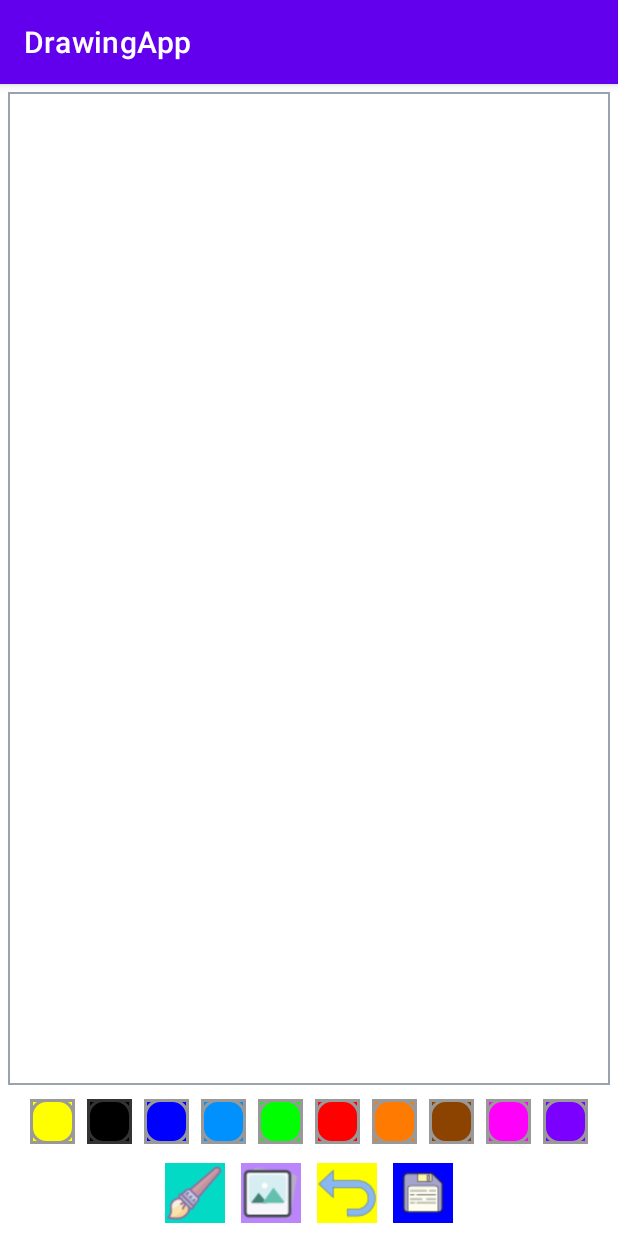
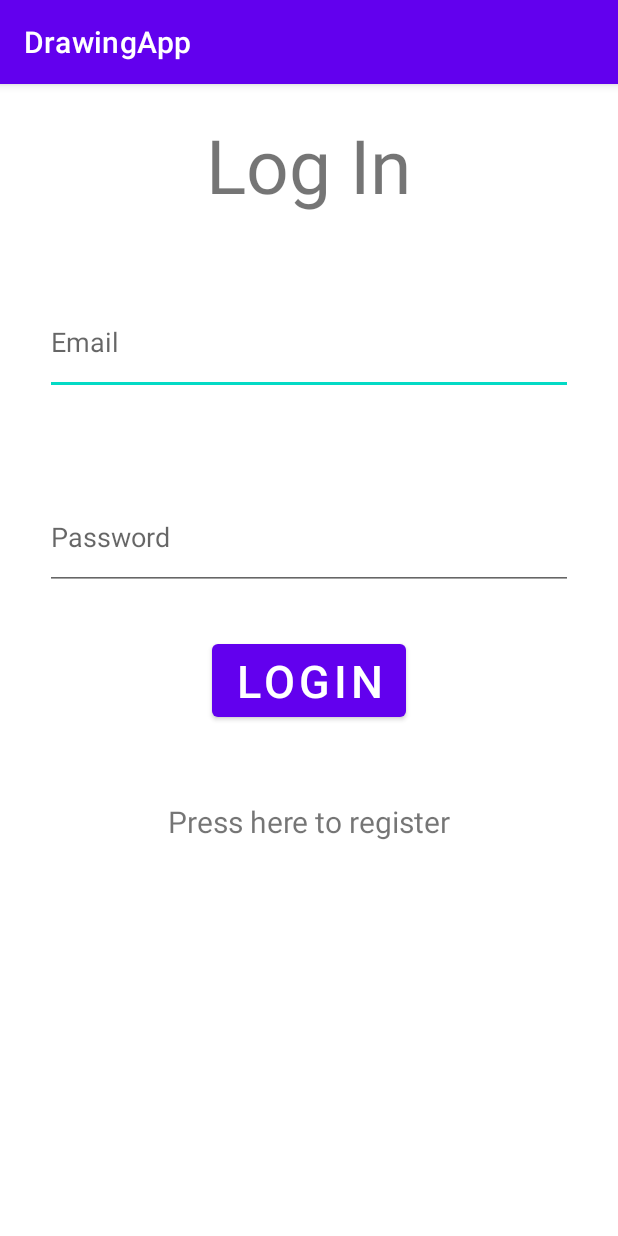
Before and after one commit to GhostDog788/DrawingAppHome, an Android app: the screen it shows after launch (MainActivity before the commit, LoginActivity after it), on a phone screen of 412 x 824 dp. Run offline under Robolectric (Android 15) with nearby library versions, the phone set to English and light mode, and no system bars; our stand-ins replace Firebase (no records; nobody signed in at launch, a user with empty details on screens opened directly).

Commit message:
new CustomPath v1

```diff
--- a/app/src/main/java/il/ghostdog/drawingapp/DrawingView.kt
+++ b/app/src/main/java/il/ghostdog/drawingapp/DrawingView.kt
@@ -101,7 +101,7 @@ class DrawingView(context: Context, attrs: AttributeSet) : View(context, attrs)
             }
             else -> return false
         }
-        if(circleCount > 3) {
+        if(circleCount > 4) {
             circleCount = 1
             mOnDrawChange.invoke(mPaths.size)
         }else{
--- /dev/null
+++ b/app/src/main/java/il/ghostdog/drawingapp/LoginActivity.kt
@@ -0,0 +1,61 @@
+package il.ghostdog.drawingapp
+
+import android.content.Intent
+import androidx.appcompat.app.AppCompatActivity
+import android.os.Bundle
+import android.widget.Button
+import android.widget.EditText
+import android.widget.TextView
+import android.widget.Toast
+import com.google.firebase.auth.FirebaseAuth
+
+class  LoginActivity : AppCompatActivity() {
+
+    private var mAuth: FirebaseAuth? = null
+
+    override fun onCreate(savedInstanceState: Bundle?) {
+        super.onCreate(savedInstanceState)
+
+        mAuth = FirebaseAuth.getInstance()
+
+        if (mAuth!!.currentUser != null) {
+            startActivity(Intent(this, MainActivity::class.java))
+            finish()
+        }
+
+        setContentView(R.layout.activity_login)
+        //can start code
+
+        val btnSignIn = findViewById<Button>(R.id.btnLogin)
+        btnSignIn.setOnClickListener { onSignInClicked() }
+
+        val tvRegisterButton = findViewById<TextView>(R.id.tvRegisterButton)
+        tvRegisterButton.setOnClickListener { onRegisterButtonClicked() }
+    }
+
+    private fun onSignInClicked() {
+        val etEmail = findViewById<EditText>(R.id.etEmail)
+        val etPassword = findViewById<EditText>(R.id.etPassword)
+
+        if(etEmail.text.isEmpty() || etPassword.text.isEmpty())
+        {
+            Toast.makeText(this, "Password or Email fields are empty", Toast.LENGTH_SHORT).show()
+            return
+        }
+
+        mAuth!!.signInWithEmailAndPassword(etEmail.text.toString(), etPassword.text.toString())
+                .addOnCompleteListener(this) { task ->
+                    if (task.isSuccessful) {
+                        startActivity(Intent(this, MainActivity::class.java))
+                        finish()
+                    }else{
+                        Toast.makeText(this, "Authentication Failed", Toast.LENGTH_SHORT).show()
+                    }
+                }
+
+    }
+
+    private fun onRegisterButtonClicked() {
+        startActivity(Intent(this, RegisterActivity::class.java))
+    }
+}
--- a/app/src/main/java/il/ghostdog/drawingapp/MainActivity.kt
+++ b/app/src/main/java/il/ghostdog/drawingapp/MainActivity.kt
@@ -25,6 +25,8 @@ import androidx.activity.result.contract.ActivityResultContracts
 import androidx.core.app.ActivityCompat
 import androidx.core.content.ContextCompat
 import androidx.lifecycle.lifecycleScope
+import com.google.firebase.auth.FirebaseAuth
+import com.google.firebase.auth.FirebaseUser
 import com.google.firebase.database.*
 import kotlinx.coroutines.Dispatchers
 import kotlinx.coroutines.launch
@@ -50,16 +52,20 @@ class MainActivity : AppCompatActivity() {
     var mflDrawingView: FrameLayout? = null
     private var count : Int = 0
     private var dbPathsCount : Int = 0
+    private var mAuth : FirebaseAuth? = null
+    private var mDrawerUid: String? = null
 
     val pathsChildListener = object  : ChildEventListener{
         override fun onChildAdded(snapshot: DataSnapshot, previousChildName: String?) {
+            if(dbPathsCount > drawingView!!.mPaths.size) {
                 val encoded = snapshot.getValue(String::class.java) ?: return
                 val data = ungzip(encoded)
-            val path : DrawingView.CustomPath = Json.decodeFromString(data)
+                val path: DrawingView.CustomPath = Json.decodeFromString(data)
 
                 drawingView!!.mPaths.add(path)
 
                 drawingView!!.invalidate()
+            }
         }
 
         override fun onChildChanged(snapshot: DataSnapshot, previousChildName: String?) {
@@ -73,9 +79,11 @@ class MainActivity : AppCompatActivity() {
         }
 
         override fun onChildRemoved(snapshot: DataSnapshot) {
+            if(dbPathsCount < drawingView!!.mPaths.size) {
                 drawingView!!.mPaths.removeAt(snapshot.key!!.toInt())
 
                 drawingView!!.invalidate()
+            }
         }
 
         override fun onChildMoved(snapshot: DataSnapshot, previousChildName: String?) {
@@ -123,12 +131,14 @@ class MainActivity : AppCompatActivity() {
         drawingView = findViewById(R.id.dvDrawingView)
         drawingView?.setSizeForBrush(12.toFloat())
 
+        mAuth = FirebaseAuth.getInstance()
         drawingView?.mOnDrawChange!!.plusAssign(::handleDrawChange)
         mDatabaseInstance = FirebaseDatabase.getInstance()
         mDatabase = mDatabaseInstance!!.getReference("paths")
         mflDrawingView = findViewById(R.id.flDrawingViewContainer)
         setupGame() //have to be before listeners
-        //addPathsValueListener()
+        addDrawerIdListener()
+        addPathsValueListener()
 
         //left to add auth to have uid foreach device
         //there will be a variable that holds the uid of the drawing user
@@ -186,42 +196,29 @@ class MainActivity : AppCompatActivity() {
 
     private fun addPathsValueListener() {
         mDatabase!!.addChildEventListener(pathsChildListener)
-
-        /*mDatabase!!.addChildEventListener(object  : ChildEventListener{
-            override fun onChildAdded(snapshot: DataSnapshot, previousChildName: String?) {
-                val encoded = snapshot.getValue(String::class.java) ?: return
-                val data = ungzip(encoded)
-                val path : DrawingView.CustomPath = Json.decodeFromString(data)
-
-                drawingView!!.mPaths.add(path)
-
-                drawingView!!.invalidate()
+    }
+    private fun removePathsValueListener() {
+        mDatabase!!.removeEventListener(pathsChildListener)
     }
 
-            override fun onChildChanged(snapshot: DataSnapshot, previousChildName: String?) {
-                val encoded = snapshot.getValue(String::class.java) ?: return
-                val data = ungzip(encoded)
-                val path : DrawingView.CustomPath = Json.decodeFromString(data)
+    private fun addDrawerIdListener() {
+        mDatabaseInstance!!.getReference("drawerID").addValueEventListener(object : ValueEventListener{
+            override fun onDataChange(snapshot: DataSnapshot) {
+                mDrawerUid = snapshot.getValue(String::class.java)
 
-                drawingView!!.mPaths[snapshot.key!!.toInt()] = path
-
-                drawingView!!.invalidate()
+                if(mAuth!!.currentUser!!.uid == mDrawerUid)
+                {
+                    removePathsValueListener()
+                    return
+                }else{
+                    addPathsValueListener()
                 }
-
-            override fun onChildRemoved(snapshot: DataSnapshot) {
-                drawingView!!.mPaths.removeAt(snapshot.key!!.toInt())
-
-                drawingView!!.invalidate()
-            }
-
-            override fun onChildMoved(snapshot: DataSnapshot, previousChildName: String?) {
-                TODO("Not yet implemented")
             }
 
             override fun onCancelled(error: DatabaseError) {
                 TODO("Not yet implemented")
             }
-        })*/
+        })
     }
 
     private fun addPathsCountListener() {
@@ -247,6 +244,14 @@ class MainActivity : AppCompatActivity() {
         count++
         mDatabaseInstance!!.getReference("count").setValue(count)
 
+        if(mAuth!!.currentUser!!.uid != mDrawerUid) {
+            mDatabaseInstance!!.getReference("drawerID").setValue(mAuth!!.currentUser!!.uid)
+        }
+
+        if(dbPathsCount != myPathsCount){
+            mDatabaseInstance!!.getReference("PathsCount").setValue(myPathsCount)
+        }
+
         if(dbPathsCount < myPathsCount){
             var counter = dbPathsCount
             while(counter < myPathsCount){
@@ -268,13 +273,6 @@ class MainActivity : AppCompatActivity() {
 
             mDatabase!!.child((myPathsCount - 1).toString()).setValue(compressedData)
         }
-
-        mDatabaseInstance!!.getReference("PathsCount").setValue(myPathsCount)
-
-        //val data = Json.encodeToString(drawingView!!.mPaths)
-        //val compressedData = gzip(data)
-
-        //mDatabase!!.setValue(compressedData)
     }
 
     fun gzip(content: String): String {
--- /dev/null
+++ b/app/src/main/res/layout/activity_login.xml
@@ -0,0 +1,47 @@
+<?xml version="1.0" encoding="utf-8"?>
+<LinearLayout xmlns:android="http://schemas.android.com/apk/res/android"
+    xmlns:app="http://schemas.android.com/apk/res-auto"
+    xmlns:tools="http://schemas.android.com/tools"
+    android:layout_width="match_parent"
+    android:layout_height="match_parent"
+    android:orientation="vertical"
+    android:gravity="center_horizontal"
+    tools:context=".LoginActivity">
+
+    <TextView
+        android:layout_width="wrap_content"
+        android:layout_height="wrap_content"
+        android:text="Log In"
+        android:textSize="50dp"
+        android:layout_margin="20dp"/>
+
+    <EditText
+        android:id="@+id/etEmail"
+        android:layout_width="match_parent"
+        android:layout_height="70dp"
+        android:hint="Email"
+        android:layout_margin="30dp"/>
+
+    <EditText
+        android:id="@+id/etPassword"
+        android:layout_width="match_parent"
+        android:layout_height="70dp"
+        android:hint="Password"
+        android:layout_margin="30dp"/>
+
+    <Button
+        android:id="@+id/btnLogin"
+        android:layout_width="wrap_content"
+        android:layout_height="wrap_content"
+        android:text="Login"
+        android:textSize="30dp"/>
+
+    <TextView
+        android:id="@+id/tvRegisterButton"
+        android:layout_width="wrap_content"
+        android:layout_height="wrap_content"
+        android:layout_margin="50dp"
+        android:text="Press here to register"
+        android:textSize="20dp"/>
+
+</LinearLayout>
```
Also changed, not shown: app/src/main/AndroidManifest.xml (+15 -1 lines), app/src/main/java/il/ghostdog/drawingapp/RegisterActivity.kt (added, +51 -0 lines), app/src/main/res/layout/activity_register.xml (added, +46 -0 lines). Lines whose indentation alone changed are shown as unchanged.
